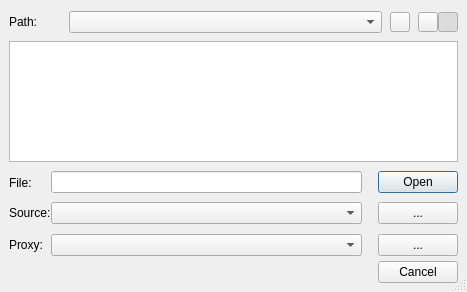
Before: the Qt Designer form src/chart/openviewdialog.ui in performancecopilot/pcp, drawn with Qt 5.
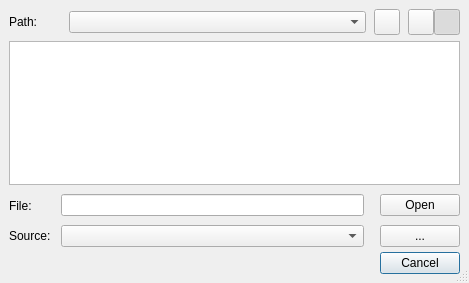
After: the same form once the commit is applied. Icons and pictures are not drawn.

Commit message: Remove special proxy combo box from openview dialog, use extended hostspec.

Diff of the .ui file:
```diff
--- a/src/chart/openviewdialog.ui
+++ b/src/chart/openviewdialog.ui
@@ -8,8 +8,8 @@
    <rect>
     <x>0</x>
     <y>0</y>
-    <width>467</width>
-    <height>292</height>
+    <width>469</width>
+    <height>283</height>
    </rect>
   </property>
   <property name="windowTitle" >
@@ -36,53 +36,63 @@
      <property name="spacing" >
       <number>0</number>
      </property>
-     <item row="1" column="3" >
-      <widget class="QPushButton" name="sourcePushButton" >
-       <property name="text" >
-        <string>...</string>
-       </property>
-       <property name="icon" >
-        <iconset resource="kmchart.qrc" >:/computer.png</iconset>
-       </property>
-       <property name="iconSize" >
-        <size>
-         <width>16</width>
-         <height>16</height>
-        </size>
-       </property>
-      </widget>
-     </item>
-     <item row="0" column="1" >
-      <widget class="QLineEdit" name="fileNameLineEdit" />
-     </item>
      <item row="1" column="1" >
+      <spacer>
+       <property name="orientation" >
+        <enum>Qt::Horizontal</enum>
+       </property>
+       <property name="sizeType" >
+        <enum>QSizePolicy::Fixed</enum>
+       </property>
+       <property name="sizeHint" >
+        <size>
+         <width>10</width>
+         <height>20</height>
+        </size>
+       </property>
+      </spacer>
+     </item>
+     <item row="0" column="4" >
+      <widget class="QPushButton" name="openPushButton" >
+       <property name="text" >
+        <string>Open</string>
+       </property>
+       <property name="autoDefault" >
+        <bool>false</bool>
+       </property>
+       <property name="default" >
+        <bool>false</bool>
+       </property>
+      </widget>
+     </item>
+     <item row="1" column="2" >
       <widget class="QComboBox" name="sourceComboBox" />
      </item>
-     <item row="2" column="1" >
-      <widget class="QComboBox" name="proxyComboBox" />
-     </item>
-     <item row="2" column="0" >
-      <widget class="QLabel" name="proxyLabel" >
+     <item row="2" column="4" >
+      <widget class="QPushButton" name="cancelPushButton" >
        <property name="text" >
-        <string>Proxy:</string>
+        <string>Cancel</string>
+       </property>
+       <property name="default" >
+        <bool>true</bool>
        </property>
       </widget>
      </item>
-     <item row="2" column="3" >
-      <widget class="QPushButton" name="proxyPushButton" >
-       <property name="text" >
-        <string>...</string>
+     <item row="0" column="3" >
+      <spacer>
+       <property name="orientation" >
+        <enum>Qt::Horizontal</enum>
        </property>
-       <property name="icon" >
-        <iconset resource="kmchart.qrc" >:/computer.png</iconset>
+       <property name="sizeType" >
+        <enum>QSizePolicy::Fixed</enum>
        </property>
-       <property name="iconSize" >
+       <property name="sizeHint" >
         <size>
          <width>16</width>
-         <height>16</height>
+         <height>29</height>
         </size>
        </property>
-      </widget>
+      </spacer>
      </item>
      <item row="0" column="0" >
       <widget class="QLabel" name="fileNameLabel" >
@@ -94,22 +104,6 @@
        </property>
       </widget>
      </item>
-     <item row="1" column="2" >
-      <spacer>
-       <property name="orientation" >
-        <enum>Qt::Horizontal</enum>
-       </property>
-       <property name="sizeType" >
-        <enum>QSizePolicy::Fixed</enum>
-       </property>
-       <property name="sizeHint" >
-        <size>
-         <width>16</width>
-         <height>32</height>
-        </size>
-       </property>
-      </spacer>
-     </item>
      <item row="1" column="0" >
       <widget class="QLabel" name="sourceLabel" >
        <property name="text" >
@@ -117,27 +111,23 @@
        </property>
       </widget>
      </item>
-     <item row="0" column="3" >
-      <widget class="QPushButton" name="openPushButton" >
+     <item row="1" column="4" >
+      <widget class="QPushButton" name="sourcePushButton" >
        <property name="text" >
-        <string>Open</string>
+        <string>...</string>
        </property>
-       <property name="autoDefault" >
-        <bool>true</bool>
+       <property name="icon" >
+        <iconset resource="kmchart.qrc" >:/computer.png</iconset>
        </property>
-       <property name="default" >
-        <bool>true</bool>
+       <property name="iconSize" >
+        <size>
+         <width>16</width>
+         <height>16</height>
+        </size>
        </property>
       </widget>
      </item>
-     <item row="3" column="3" >
-      <widget class="QPushButton" name="cancelPushButton" >
-       <property name="text" >
-        <string>Cancel</string>
-       </property>
-      </widget>
-     </item>
-     <item row="2" column="2" >
+     <item row="0" column="1" >
       <spacer>
        <property name="orientation" >
         <enum>Qt::Horizontal</enum>
@@ -147,13 +137,16 @@
        </property>
        <property name="sizeHint" >
         <size>
-         <width>16</width>
-         <height>32</height>
+         <width>10</width>
+         <height>20</height>
         </size>
        </property>
       </spacer>
      </item>
      <item row="0" column="2" >
+      <widget class="QLineEdit" name="fileNameLineEdit" />
+     </item>
+     <item row="1" column="3" >
       <spacer>
        <property name="orientation" >
         <enum>Qt::Horizontal</enum>
@@ -164,7 +157,7 @@
        <property name="sizeHint" >
         <size>
          <width>16</width>
-         <height>29</height>
+         <height>32</height>
         </size>
        </property>
       </spacer>
@@ -223,14 +216,14 @@
       <widget class="QToolButton" name="parentToolButton" >
        <property name="minimumSize" >
         <size>
-         <width>20</width>
-         <height>20</height>
+         <width>26</width>
+         <height>26</height>
         </size>
        </property>
        <property name="maximumSize" >
         <size>
-         <width>20</width>
-         <height>20</height>
+         <width>26</width>
+         <height>26</height>
         </size>
        </property>
        <property name="toolTip" >
@@ -279,14 +272,14 @@
       <widget class="QToolButton" name="userToolButton" >
        <property name="minimumSize" >
         <size>
-         <width>20</width>
-         <height>20</height>
+         <width>26</width>
+         <height>26</height>
         </size>
        </property>
        <property name="maximumSize" >
         <size>
-         <width>20</width>
-         <height>20</height>
+         <width>26</width>
+         <height>26</height>
         </size>
        </property>
        <property name="toolTip" >
@@ -316,14 +309,14 @@
       <widget class="QToolButton" name="systemToolButton" >
        <property name="minimumSize" >
         <size>
-         <width>20</width>
-         <height>20</height>
+         <width>26</width>
+         <height>26</height>
         </size>
        </property>
        <property name="maximumSize" >
         <size>
-         <width>20</width>
-         <height>20</height>
+         <width>26</width>
+         <height>26</height>
         </size>
        </property>
        <property name="toolTip" >
```
Left out of the diff: 18 changed lines with no effect on the pictures. The commit also changes 2 other files.
